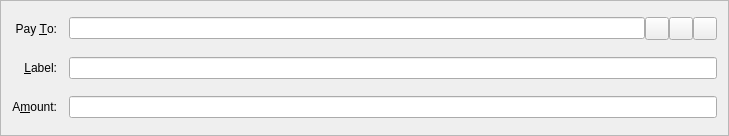
This is src/qt/forms/sendcoinsentry.ui in magi-retro/peercoin as Qt 5 draws it before an edit. The edited form follows.
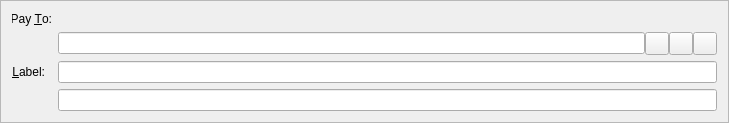
This is the edited form. Icons and pictures are not drawn. Custom widgets are drawn as their Qt base class.

Patch:
```diff
--- a/src/qt/forms/sendcoinsentry.ui
+++ b/src/qt/forms/sendcoinsentry.ui
@@ -7,7 +7,7 @@
     <x>0</x>
     <y>0</y>
     <width>729</width>
-    <height>136</height>
+    <height>113</height>
    </rect>
   </property>
   <property name="windowTitle">
@@ -19,24 +19,11 @@
   <property name="frameShadow">
    <enum>QFrame::Sunken</enum>
   </property>
-  <layout class="QGridLayout" name="gridLayout">
-   <property name="spacing">
-    <number>12</number>
+  <layout class="QFormLayout" name="formLayout">
+   <property name="fieldGrowthPolicy">
+    <enum>QFormLayout::AllNonFixedFieldsGrow</enum>
    </property>
-   <item row="5" column="0">
-    <widget class="QLabel" name="label">
-     <property name="text">
-      <string>A&amp;mount:</string>
-     </property>
-     <property name="alignment">
-      <set>Qt::AlignRight|Qt::AlignTrailing|Qt::AlignVCenter</set>
-     </property>
-     <property name="buddy">
-      <cstring>payAmount</cstring>
-     </property>
-    </widget>
-   </item>
-   <item row="3" column="0">
+   <item row="0" column="0">
     <widget class="QLabel" name="label_2">
      <property name="text">
       <string>Pay &amp;To:</string>
```
